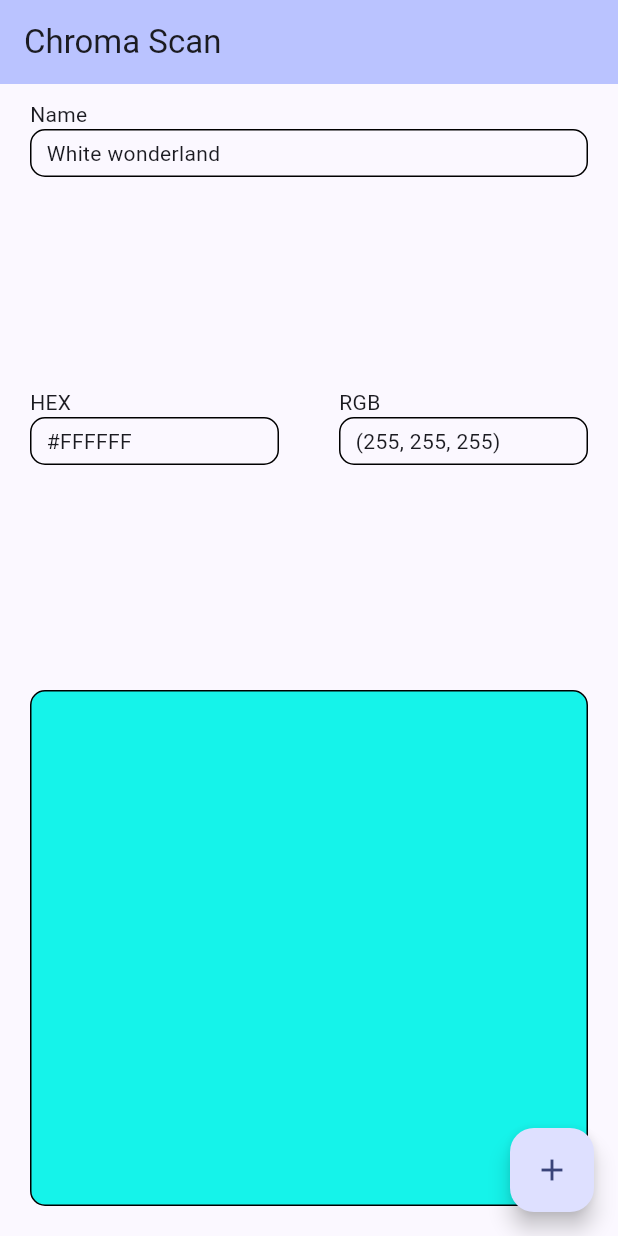
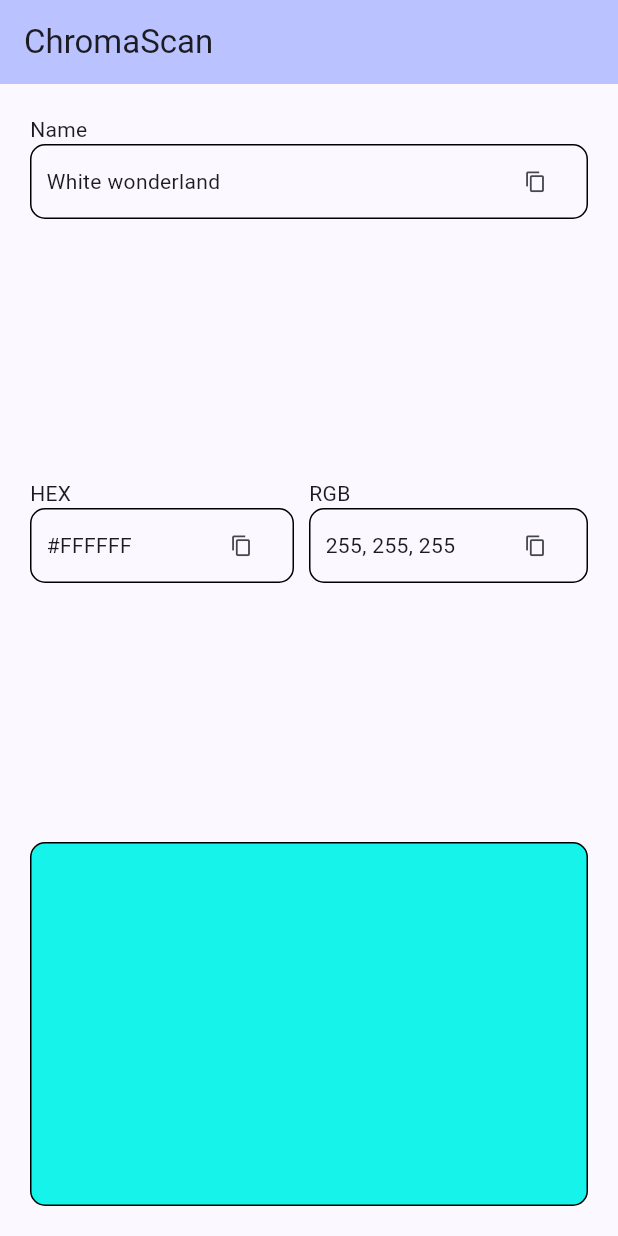
Before and after one commit to kaitlynnchan/chroma-scan, a Flutter app: the screen it shows after launch, on a phone screen of 412 x 824 dp. Run offline on Flutter 3.47's test engine with Material 2 defaults, Android fonts, the phone set to English and light mode, and no system bars.

Commit message:
Update margining

```diff
--- a/flutter_app/lib/main.dart
+++ b/flutter_app/lib/main.dart
@@ -1,4 +1,5 @@
 import 'package:flutter/material.dart';
+import 'package:flutter/services.dart';
 
 void main() {
   runApp(const MyApp());
@@ -14,24 +15,10 @@
       title: 'Chroma Scan',
       theme: ThemeData(
         // This is the theme of your application.
-        //
-        // TRY THIS: Try running your application with "flutter run". You'll see
-        // the application has a blue toolbar. Then, without quitting the app,
-        // try changing the seedColor in the colorScheme below to Colors.green
-        // and then invoke "hot reload" (save your changes or press the "hot
-        // reload" button in a Flutter-supported IDE, or press "r" if you used
-        // the command line to start the app).
-        //
-        // Notice that the counter didn't reset back to zero; the application
-        // state is not lost during the reload. To reset the state, use hot
-        // restart instead.
-        //
-        // This works for code too, not just values: Most code changes can be
-        // tested with just a hot reload.
         colorScheme: ColorScheme.fromSeed(seedColor: Colors.indigo),
         useMaterial3: true,
       ),
-      home: const MyHomePage(title: 'Chroma Scan'),
+      home: const MyHomePage(title: 'ChromaScan'),
     );
   }
 }
@@ -78,36 +65,46 @@
     // than having to individually change instances of widgets.
     return Scaffold(
       appBar: AppBar(
-        // TRY THIS: Try changing the color here to a specific color (to
-        // Colors.amber, perhaps?) and trigger a hot reload to see the AppBar
-        // change color while the other colors stay the same.
         backgroundColor: Theme.of(context).colorScheme.inversePrimary,
         // Here we take the value from the MyHomePage object that was created by
         // the App.build method, and use it to set our appbar title.
         title: Text(widget.title),
       ),
-      body: Center(
+      body: Container(
+        // Center is a layout widget. It takes a single child and positions it
+        // in the middle of the parent
+        padding: EdgeInsets.all(20),
         child: Column(
-          // Center is a layout widget. It takes a single child and positions it
-          // in the middle of the parent.
           children: <Widget>[
-            const Flexible(
+            Flexible(
+              // name of the colour
               flex: 1,
-              child: LabelBox(label: "Name", text: "White wonderland",),
+              child: Container(
+                margin: EdgeInsets.only(bottom: 10),
+                child: LabelBox(label: "Name", text: "White wonderland",)),
             ),
-            const Flexible(
+            Flexible(
               flex: 1,
-              child: Row(
-                children: [
-                  Expanded(child: LabelBox(label: "HEX", text: "#FFFFFF")),
-                  Expanded(child: LabelBox(label: "RGB", text: "(255, 255, 255)")),
-                ],
+              child: Container(
+                margin: EdgeInsets.only(bottom: 10),
+                child: const Row(
+                  children: [
+                    // hex of the colour
+                    Expanded(
+                      child: Padding(
+                        padding: EdgeInsets.only(right: 10),
+                        child: LabelBox(label: "HEX", text: "#FFFFFF"),
+                      )
+                    ),
+                    // rgb of the colour
+                    Expanded(child: LabelBox(label: "RGB", text: "255, 255, 255")),
+                  ],
+                ),
               ),
             ),
             Flexible(
-              flex: 2,
+              flex: 1,
               child: Container(
-                margin: EdgeInsets.all(20),
                 child: SizedBox.expand(
                   child: DecoratedBox(
                     decoration: BoxDecoration(
@@ -124,11 +121,6 @@
           ],
         ),
       ),
-      floatingActionButton: FloatingActionButton(
-        onPressed: _incrementCounter,
-        tooltip: 'Increment',
-        child: const Icon(Icons.add),
-      ), // This trailing comma makes auto-formatting nicer for build methods.
     );
   }
 }
@@ -145,24 +137,37 @@
   final String text;
   final double width;
 
+  void _onPressed(){
+    print(text);
+    Clipboard.setData(ClipboardData(text: text));
+  }
+
   @override
   Widget build(BuildContext context) {
     return Container(
-      margin: EdgeInsets.fromLTRB(20, 10, 20, 10),
       child: Column(
         crossAxisAlignment: CrossAxisAlignment.start,
         children: [
           Text(label),
           Container(
-            padding: EdgeInsets.fromLTRB(10, 5, 10, 5),
-            width: double.infinity,
+            padding: EdgeInsets.fromLTRB(10, 0, 10, 0),
             decoration: BoxDecoration(
               border: Border.all(
                 color: Colors.black,
               ),
               borderRadius: BorderRadius.circular(10)
             ),
-            child: Text(text),
+            child: Row(
+              mainAxisAlignment: MainAxisAlignment.spaceBetween,
+              children: [
+                Text(text),
+                IconButton(
+                  onPressed: _onPressed,
+                  icon: Icon(Icons.content_copy),
+                  iconSize: 15,
+                ),
+              ]
+            ),
           ),
         ],
       ),
```
